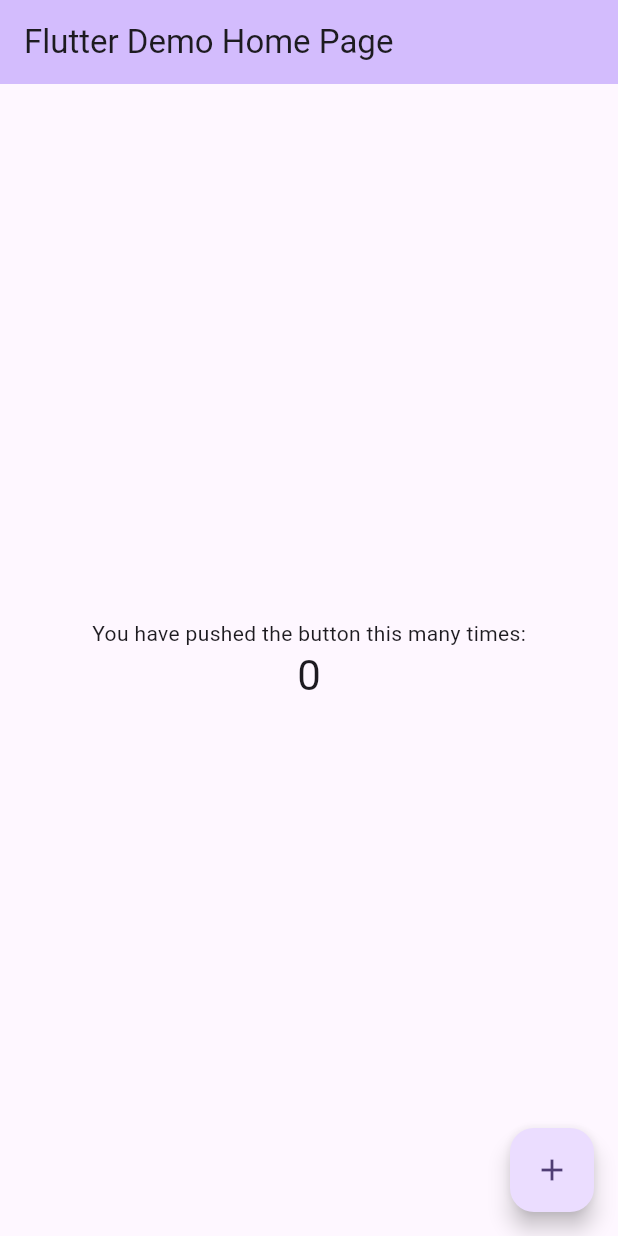
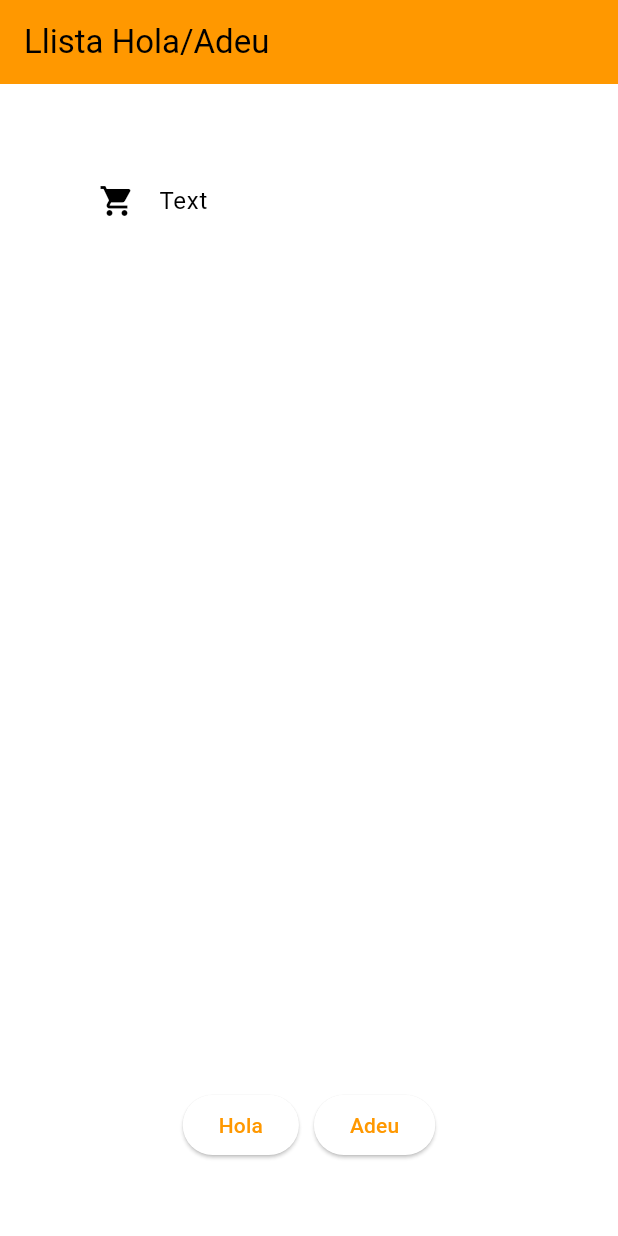
Before and after one commit to Adgar90/recordsFlutter, a Flutter app: the screen it shows after launch, on a phone screen of 412 x 824 dp. Run offline on Flutter 3.47's test engine with Material 3 defaults, Android fonts, the phone set to English and light mode, and no system bars.

Commit message:
Afegit esquelet

```diff
--- a/records/lib/main.dart
+++ b/records/lib/main.dart
@@ -5,48 +5,22 @@ void main() {
 }
 
 class MyApp extends StatelessWidget {
-  const MyApp({super.key});
+  const MyApp({Key? key});
 
-  // This widget is the root of your application.
   @override
   Widget build(BuildContext context) {
     return MaterialApp(
       title: 'Flutter Demo',
       theme: ThemeData(
-        // This is the theme of your application.
-        //
-        // TRY THIS: Try running your application with "flutter run". You'll see
-        // the application has a purple toolbar. Then, without quitting the app,
-        // try changing the seedColor in the colorScheme below to Colors.green
-        // and then invoke "hot reload" (save your changes or press the "hot
-        // reload" button in a Flutter-supported IDE, or press "r" if you used
-        // the command line to start the app).
-        //
-        // Notice that the counter didn't reset back to zero; the application
-        // state is not lost during the reload. To reset the state, use hot
-        // restart instead.
-        //
-        // This works for code too, not just values: Most code changes can be
-        // tested with just a hot reload.
-        colorScheme: ColorScheme.fromSeed(seedColor: Colors.deepPurple),
-        useMaterial3: true,
+        colorScheme: ColorScheme.fromSwatch(primarySwatch: Colors.orange),
       ),
-      home: const MyHomePage(title: 'Flutter Demo Home Page'),
+      home: const MyHomePage(title: 'Llista Hola/Adeu'),
     );
   }
 }
 
 class MyHomePage extends StatefulWidget {
-  const MyHomePage({super.key, required this.title});
-
-  // This widget is the home page of your application. It is stateful, meaning
-  // that it has a State object (defined below) that contains fields that affect
-  // how it looks.
-
-  // This class is the configuration for the state. It holds the values (in this
-  // case the title) provided by the parent (in this case the App widget) and
-  // used by the build method of the State. Fields in a Widget subclass are
-  // always marked "final".
+  const MyHomePage({Key? key, required this.title}) : super(key: key);
 
   final String title;
 
@@ -55,71 +29,66 @@ class MyHomePage extends StatefulWidget {
 }
 
 class _MyHomePageState extends State<MyHomePage> {
-  int _counter = 0;
+  List<String> texts = ['Text']; //té un text inicial
+  int comptador = 0;
 
-  void _incrementCounter() {
+  void afegeixText(String text) {
     setState(() {
-      // This call to setState tells the Flutter framework that something has
-      // changed in this State, which causes it to rerun the build method below
-      // so that the display can reflect the updated values. If we changed
-      // _counter without calling setState(), then the build method would not be
-      // called again, and so nothing would appear to happen.
-      _counter++;
+      //canvia el text afegint un
+      texts.add(text);
     });
+    comptador++;
   }
 
   @override
   Widget build(BuildContext context) {
-    // This method is rerun every time setState is called, for instance as done
-    // by the _incrementCounter method above.
-    //
-    // The Flutter framework has been optimized to make rerunning build methods
-    // fast, so that you can just rebuild anything that needs updating rather
-    // than having to individually change instances of widgets.
     return Scaffold(
       appBar: AppBar(
-        // TRY THIS: Try changing the color here to a specific color (to
-        // Colors.amber, perhaps?) and trigger a hot reload to see the AppBar
-        // change color while the other colors stay the same.
-        backgroundColor: Theme.of(context).colorScheme.inversePrimary,
-        // Here we take the value from the MyHomePage object that was created by
-        // the App.build method, and use it to set our appbar title.
+        backgroundColor: Theme.of(context).colorScheme.secondary,
         title: Text(widget.title),
       ),
-      body: Center(
-        // Center is a layout widget. It takes a single child and positions it
-        // in the middle of the parent.
+      body: Padding(
+        padding: const EdgeInsets.all(50.0), //ho centro una mica
+        child: Center(
           child: Column(
-          // Column is also a layout widget. It takes a list of children and
-          // arranges them vertically. By default, it sizes itself to fit its
-          // children horizontally, and tries to be as tall as its parent.
-          //
-          // Column has various properties to control how it sizes itself and
-          // how it positions its children. Here we use mainAxisAlignment to
-          // center the children vertically; the main axis here is the vertical
-          // axis because Columns are vertical (the cross axis would be
-          // horizontal).
-          //
-          // TRY THIS: Invoke "debug painting" (choose the "Toggle Debug Paint"
-          // action in the IDE, or press "p" in the console), to see the
-          // wireframe for each widget.
             mainAxisAlignment: MainAxisAlignment.center,
             children: <Widget>[
-            const Text(
-              'You have pushed the button this many times:',
+              Expanded(
+                child: ListView.builder(
+                  //crea llista
+                  //per veure la llista
+                  itemCount: texts.length,
+                  itemBuilder: (BuildContext context, int index) {
+                    return ListTile(
+                      //pinta en cada fila de la llista
+                      leading: Icon(Icons.shopping_cart), //Afegeixo icona
+                      title: Text(texts[index]),
+                    );
+                  },
                 ),
-            Text(
-              '$_counter',
-              style: Theme.of(context).textTheme.headlineMedium,
+              ),
+              Row(
+                mainAxisAlignment: MainAxisAlignment.center,
+                children: [
+                  ElevatedButton(
+                    onPressed: () {
+                      afegeixText('Hola');
+                    },
+                    child: const Text('Hola'),
+                  ),
+                  SizedBox(width: 10, height: 10), //Espai entre botons
+                  ElevatedButton(
+                    onPressed: () {
+                      afegeixText('Adeu');
+                    },
+                    child: const Text('Adeu'),
+                  ),
+                ],
               ),
             ],
           ),
         ),
-      floatingActionButton: FloatingActionButton(
-        onPressed: _incrementCounter,
-        tooltip: 'Increment',
-        child: const Icon(Icons.add),
-      ), // This trailing comma makes auto-formatting nicer for build methods.
+      ),
     );
   }
 }
```
Lines whose indentation alone changed are shown as unchanged.
